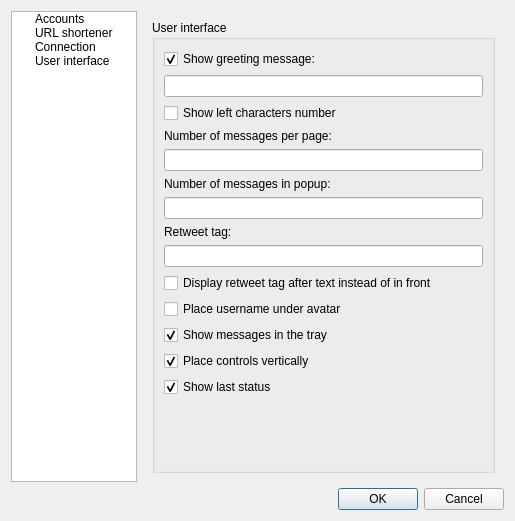
The window that branches/code-review/src/OptionsDialog.ui (asolfre/qwit) describes before a commit, drawn with Qt 5.
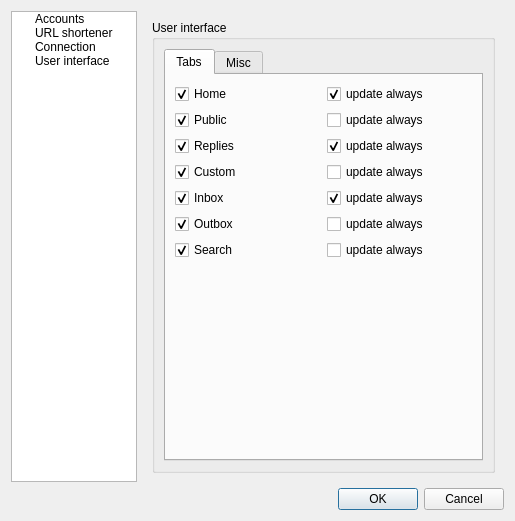
The same window after the commit. The open tabs and pages were chosen to show the change.

Commit message: code-review branch: added tabs configuration options

Diff of the .ui file:
```diff
--- a/branches/code-review/src/OptionsDialog.ui
+++ b/branches/code-review/src/OptionsDialog.ui
@@ -198,10 +198,200 @@
              <property name="title">
               <string>User interface</string>
              </property>
+             <layout class="QGridLayout" name="gridLayout_5">
+              <item row="0" column="0">
+               <widget class="QTabWidget" name="tabWidget">
+                <property name="currentIndex">
+                 <number>0</number>
+                </property>
+                <widget class="QWidget" name="Tab_2">
+                 <attribute name="title">
+                  <string>Tabs</string>
+                 </attribute>
              <layout class="QGridLayout" name="gridLayout_6">
               <item row="0" column="0">
                <layout class="QVBoxLayout" name="verticalLayout_5">
                 <item>
+                     <layout class="QHBoxLayout" name="horizontalLayout_4">
+                      <item>
+                       <widget class="QCheckBox" name="homeTabCheckBox">
+                        <property name="text">
+                         <string>Home</string>
+                        </property>
+                        <property name="checked">
+                         <bool>true</bool>
+                        </property>
+                       </widget>
+                      </item>
+                      <item>
+                       <widget class="QCheckBox" name="homeTabUpdateAlwaysCheckBox">
+                        <property name="text">
+                         <string>update always</string>
+                        </property>
+                        <property name="checked">
+                         <bool>true</bool>
+                        </property>
+                       </widget>
+                      </item>
+                     </layout>
+                    </item>
+                    <item>
+                     <layout class="QHBoxLayout" name="horizontalLayout_5">
+                      <item>
+                       <widget class="QCheckBox" name="publicTabCheckBox">
+                        <property name="text">
+                         <string>Public</string>
+                        </property>
+                        <property name="checked">
+                         <bool>true</bool>
+                        </property>
+                       </widget>
+                      </item>
+                      <item>
+                       <widget class="QCheckBox" name="publicTabUpdateAlwaysCheckBox">
+                        <property name="text">
+                         <string>update always</string>
+                        </property>
+                       </widget>
+                      </item>
+                     </layout>
+                    </item>
+                    <item>
+                     <layout class="QHBoxLayout" name="horizontalLayout_6">
+                      <item>
+                       <widget class="QCheckBox" name="repliesTabCheckBox">
+                        <property name="text">
+                         <string>Replies</string>
+                        </property>
+                        <property name="checked">
+                         <bool>true</bool>
+                        </property>
+                       </widget>
+                      </item>
+                      <item>
+                       <widget class="QCheckBox" name="repliesTabUpdateAlwaysCheckBox">
+                        <property name="text">
+                         <string>update always</string>
+                        </property>
+                        <property name="checked">
+                         <bool>true</bool>
+                        </property>
+                       </widget>
+                      </item>
+                     </layout>
+                    </item>
+                    <item>
+                     <layout class="QHBoxLayout" name="horizontalLayout_7">
+                      <item>
+                       <widget class="QCheckBox" name="customTabCheckBox">
+                        <property name="text">
+                         <string>Custom</string>
+                        </property>
+                        <property name="checked">
+                         <bool>true</bool>
+                        </property>
+                       </widget>
+                      </item>
+                      <item>
+                       <widget class="QCheckBox" name="customTabUpdateAlwaysCheckBox">
+                        <property name="text">
+                         <string>update always</string>
+                        </property>
+                       </widget>
+                      </item>
+                     </layout>
+                    </item>
+                    <item>
+                     <layout class="QHBoxLayout" name="horizontalLayout_8">
+                      <item>
+                       <widget class="QCheckBox" name="inboxTabCheckBox">
+                        <property name="text">
+                         <string>Inbox</string>
+                        </property>
+                        <property name="checked">
+                         <bool>true</bool>
+                        </property>
+                       </widget>
+                      </item>
+                      <item>
+                       <widget class="QCheckBox" name="inboxTabUpdateAlwaysCheckBox">
+                        <property name="text">
+                         <string>update always</string>
+                        </property>
+                        <property name="checked">
+                         <bool>true</bool>
+                        </property>
+                       </widget>
+                      </item>
+                     </layout>
+                    </item>
+                    <item>
+                     <layout class="QHBoxLayout" name="horizontalLayout_9">
+                      <item>
+                       <widget class="QCheckBox" name="outboxTabCheckBox">
+                        <property name="text">
+                         <string>Outbox</string>
+                        </property>
+                        <property name="checked">
+                         <bool>true</bool>
+                        </property>
+                       </widget>
+                      </item>
+                      <item>
+                       <widget class="QCheckBox" name="outboxTabUpdateAlwaysCheckBox">
+                        <property name="text">
+                         <string>update always</string>
+                        </property>
+                       </widget>
+                      </item>
+                     </layout>
+                    </item>
+                    <item>
+                     <layout class="QHBoxLayout" name="horizontalLayout_10">
+                      <item>
+                       <widget class="QCheckBox" name="searchTabCheckBox">
+                        <property name="text">
+                         <string>Search</string>
+                        </property>
+                        <property name="checked">
+                         <bool>true</bool>
+                        </property>
+                       </widget>
+                      </item>
+                      <item>
+                       <widget class="QCheckBox" name="searchTabUpdateAlwaysCheckBox">
+                        <property name="text">
+                         <string>update always</string>
+                        </property>
+                       </widget>
+                      </item>
+                     </layout>
+                    </item>
+                    <item>
+                     <spacer name="verticalSpacer_3">
+                      <property name="orientation">
+                       <enum>Qt::Vertical</enum>
+                      </property>
+                      <property name="sizeHint" stdset="0">
+                       <size>
+                        <width>20</width>
+                        <height>40</height>
+                       </size>
+                      </property>
+                     </spacer>
+                    </item>
+                   </layout>
+                  </item>
+                 </layout>
+                </widget>
+                <widget class="QWidget" name="tab">
+                 <attribute name="title">
+                  <string>Misc</string>
+                 </attribute>
+                 <layout class="QGridLayout" name="gridLayout_4">
+                  <item row="0" column="0">
+                   <layout class="QVBoxLayout" name="verticalLayout_4">
+                    <item>
                  <widget class="QCheckBox" name="showGreetingMessageCheckBox">
                   <property name="text">
                    <string>Show greeting message:</string>
@@ -312,6 +502,10 @@
                  </spacer>
                 </item>
                </layout>
+                  </item>
+                 </layout>
+                </widget>
+               </widget>
               </item>
              </layout>
             </widget>
```
Left out of the diff: 2 changed lines with no effect on the pictures. Lines whose indentation alone changed are shown as unchanged. The commit also changes 6 other files.
